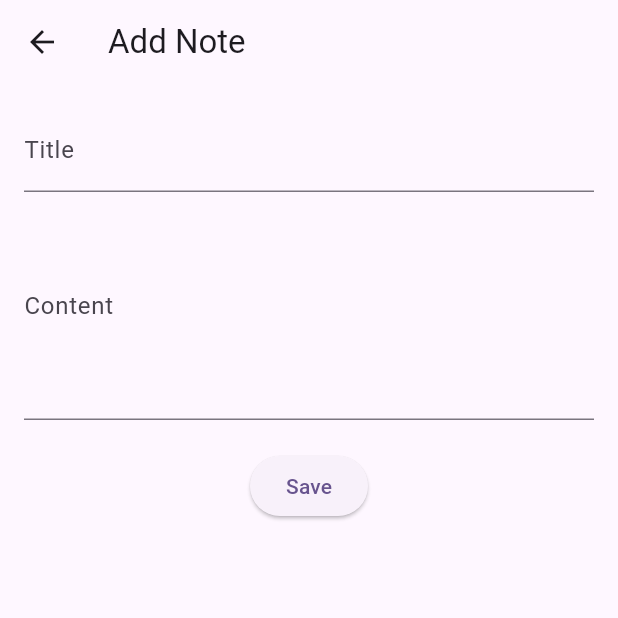
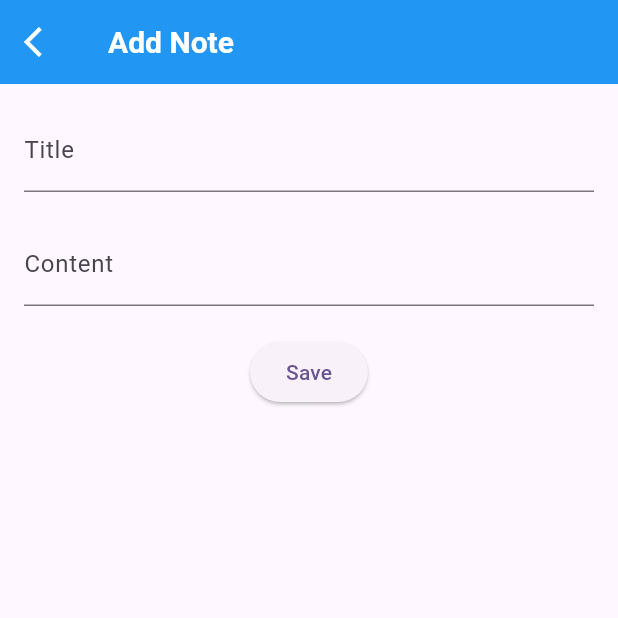
Before and after one commit to saurabhkumar-sk/notes_app, a Flutter app: the AddNoteScreen screen opened directly, on a phone screen of 412 x 824 dp, the top half of it. Run offline on Flutter 3.47's test engine with Material 3 defaults, Android fonts, the phone set to English and light mode, and no system bars; our stand-ins replace bloc, equatable, flutter_bloc, sqflite; accounts and stored records are empty.

Commit message:
first commit

```diff
--- a/lib/screens/ad_note.dart
+++ b/lib/screens/ad_note.dart
@@ -1,4 +1,3 @@
-// lib/views/add_note_screen.dart
 import 'package:flutter/material.dart';
 import 'package:flutter_bloc/flutter_bloc.dart';
 import 'package:notesapp/model/note_model.dart';
@@ -30,7 +29,23 @@ class _AddNoteScreenState extends State<AddNoteScreen> {
   Widget build(BuildContext context) {
     return Scaffold(
       appBar: AppBar(
-        title: Text(widget.note == null ? 'Add Note' : 'Edit Note'),
+        backgroundColor: Colors.blue,
+        leading: IconButton(
+            onPressed: () {
+              Navigator.pop(context);
+            },
+            icon: const Icon(
+              Icons.arrow_back_ios,
+              color: Colors.white,
+            )),
+        title: Text(
+          widget.note == null ? 'Add Note' : 'Edit Note',
+          style: const TextStyle(
+            color: Colors.white,
+            fontSize: 20,
+            fontWeight: FontWeight.bold,
+          ),
+        ),
       ),
       body: Padding(
         padding: const EdgeInsets.all(16.0),
@@ -40,10 +55,12 @@ class _AddNoteScreenState extends State<AddNoteScreen> {
               controller: _titleController,
               decoration: const InputDecoration(labelText: 'Title'),
             ),
+            const SizedBox(height: 20),
             TextField(
               controller: _contentController,
               decoration: const InputDecoration(labelText: 'Content'),
               maxLines: 5,
+              minLines: 1,
             ),
             const SizedBox(height: 20),
             ElevatedButton(
@@ -53,16 +70,14 @@ class _AddNoteScreenState extends State<AddNoteScreen> {
                 final content = _contentController.text;
 
                 if (widget.note == null) {
-                  // Adding a new note
                   final newNote = Note(
                     title: title,
                     content: content,
                   );
                   context.read<NotesBloc>().add(AddNote(newNote));
                 } else {
-                  // Updating an existing note
                   final updatedNote = Note(
-                    id: widget.note!.id, // Keep the existing ID
+                    id: widget.note!.id,
                     title: title,
                     content: content,
                   );
--- a/lib/screens/home.dart
+++ b/lib/screens/home.dart
@@ -67,6 +67,7 @@ class HomeScreen extends StatelessWidget {
                 ),
                 subtitle: Text(
                   note.content,
+                  maxLines: 1,
                   style: const TextStyle(
                     color: Colors.white,
                     fontSize: 15,
```
